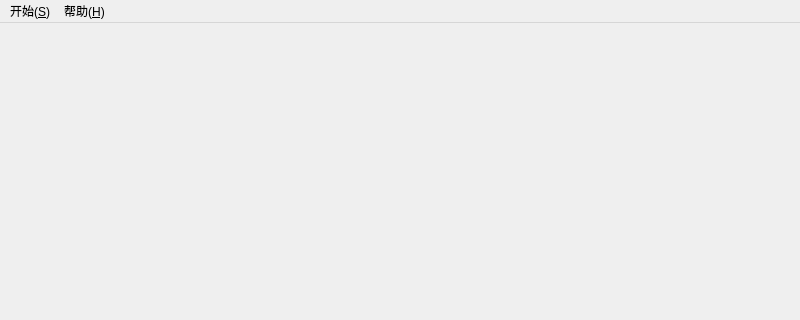
This is mainwindow.ui in Dixiao-L/MineSweeper as Qt 5 draws it before an edit; both pictures show x 0 to 800 and y 0 to 320 of the 800 by 600 pixel window. The edited form follows.
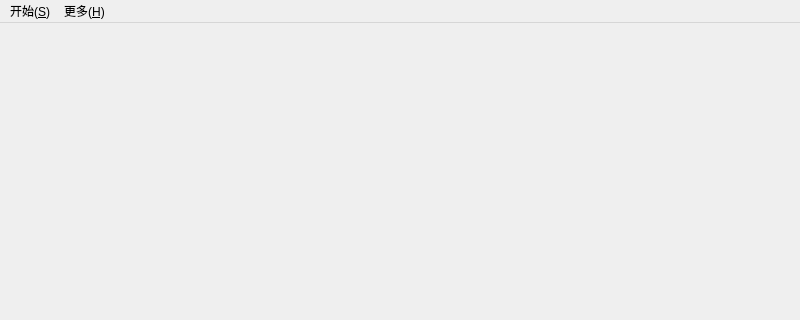
This is the edited form.

```diff
--- a/mainwindow.ui
+++ b/mainwindow.ui
@@ -38,7 +38,7 @@
    </widget>
    <widget class="QMenu" name="menu_H">
     <property name="title">
-     <string>帮助(&amp;H)</string>
+     <string>更多(&amp;H)</string>
     </property>
     <addaction name="action_Method"/>
     <addaction name="separator"/>
```
Left out of the diff: 18 changed lines with no effect on the pictures.
